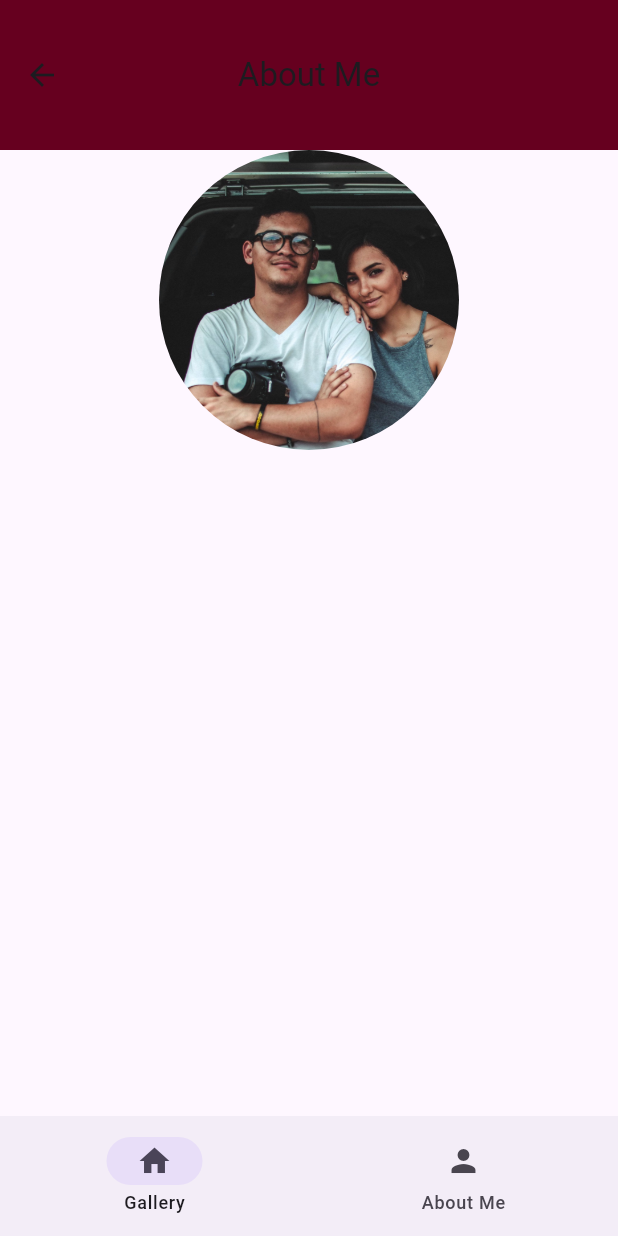
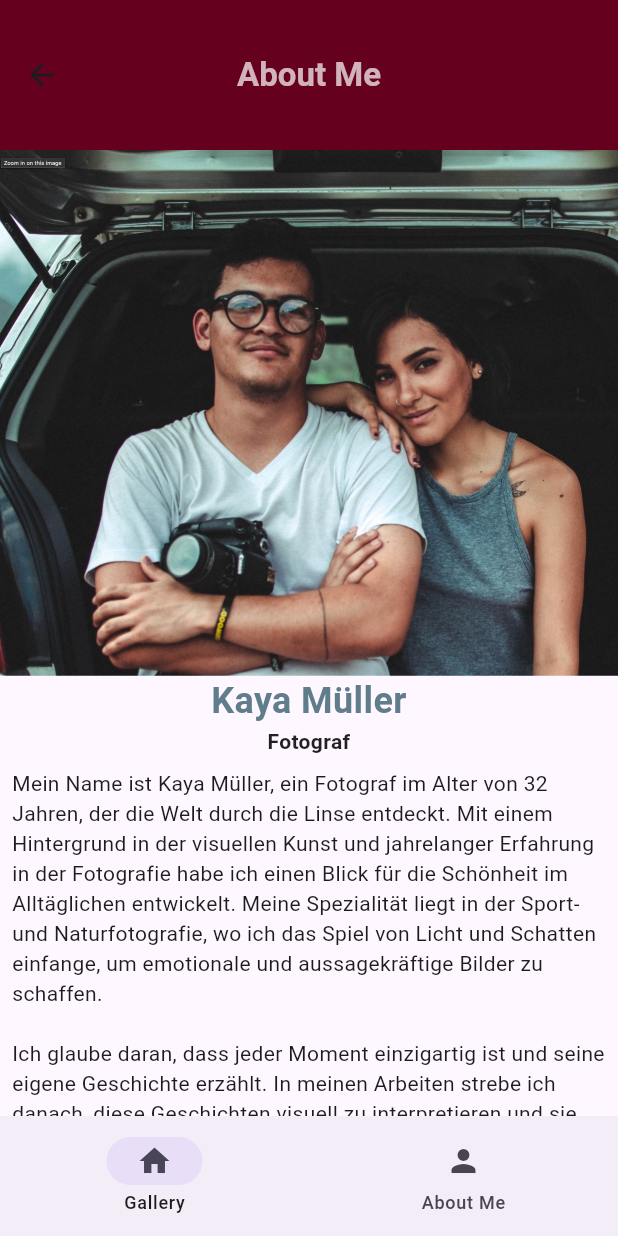
Before and after one commit to fabianStro/GitHubFolder, a Flutter app: the AboutMe screen opened by its route, on a phone screen of 412 x 824 dp. Run offline on Flutter 3.47's test engine with Material 3 defaults, Android fonts, the phone set to English and light mode, and no system bars.

Commit message:
Daily Push

```diff
--- a/Flutter/flutter_application_test/lib/aboutMe.dart
+++ b/Flutter/flutter_application_test/lib/aboutMe.dart
@@ -16,7 +16,10 @@
       child: Scaffold(
         appBar: AppBar(
           toolbarHeight: 100.0,
-          title: Text('About Me'),
+          title: Text(
+            'About Me',
+            style: TextStyle(color: Colors.white70, fontWeight: FontWeight.bold),
+          ),
           centerTitle: true,
           backgroundColor: Color.fromARGB(255, 102, 0, 31),
         ),
@@ -37,20 +40,31 @@
             NavigationDestination(icon: Icon(Icons.person), label: 'About Me'),
           ],
         ), // NavigationBar
-        body: Align(
-          alignment: Alignment.topCenter,
-          child: Container(
-            child: //Padding(
-                //padding: EdgeInsets.only(left: 100.0, top: 30.0),
-                //child: CircleAvatar(radius: 100, backgroundImage: AssetImage('assets/images/kaya.jpeg')),
-                ClipOval(
-                  child: SizedBox.fromSize(
-                    size: Size.fromRadius(100),
-                    child: Image(image: AssetImage('assets/images/kaya.jpeg'), fit: BoxFit.cover),
-                  ),
-                ),
-            /*    Text('Mein Name ist Kaya Müller, ein Fotograf im Alter von 32 Jahren, der die Welt durch die Linse entdeckt. Mit einem Hintergrund in der visuellen Kunst und jahrelanger Erfahrung in der Fotografie habe ich einen Blick für die Schönheit im Alltäglichen entwickelt. Meine Spezialität liegt in der Sport- und Naturfotografie, wo ich das Spiel von Licht und Schatten einfange, um emotionale und aussagekräftige Bilder zu schaffen.\n\nIch glaube daran, dass jeder Moment einzigartig ist und seine eigene Geschichte erzählt. In meinen Arbeiten strebe ich danach, diese Geschichten visuell zu interpretieren und sie durch kreative Kompositionen und Nuancen zum Leben zu erwecken. Meine fotografische Reise hat mich durch verschiedene Länder geführt, wo ich die Vielfalt der Kulturen und Landschaften festhalte, immer auf der Suche nach neuen Perspektiven und Herausforderungen.\n\nMein Anspruch ist es, mit meinen Bildern nicht nur zu dokumentieren, sondern auch zu inspirieren und zu berühren. Jeder Auftrag und jedes Projekt ist für mich eine Möglichkeit, meine Leidenschaft und mein Können zu zeigen und eine Verbindung zwischen dem Betrachter und dem Bild herzustellen.') */
-          ),
+        body: ListView(
+          children: [
+            ClipRRect(
+              borderRadius: BorderRadius.circular(0),
+              child: Image(image: AssetImage('assets/images/kaya.jpeg'), width: 50, fit: BoxFit.cover),
+            ),
+            Text(
+              'Kaya Müller',
+              style: TextStyle(fontSize: 24, fontWeight: FontWeight.bold, color: Colors.blueGrey),
+              textAlign: TextAlign.center,
+            ),
+            Text(
+              'Fotograf',
+              style: TextStyle(fontSize: 14, fontWeight: FontWeight.bold, color: Colors.black87),
+              textAlign: TextAlign.center,
+            ),
+            Padding(
+              padding: const EdgeInsets.all(8.0),
+              child: Text(
+                'Mein Name ist Kaya Müller, ein Fotograf im Alter von 32 Jahren, der die Welt durch die Linse entdeckt. Mit einem Hintergrund in der visuellen Kunst und jahrelanger Erfahrung in der Fotografie habe ich einen Blick für die Schönheit im Alltäglichen entwickelt. Meine Spezialität liegt in der Sport- und Naturfotografie, wo ich das Spiel von Licht und Schatten einfange, um emotionale und aussagekräftige Bilder zu schaffen.\n\nIch glaube daran, dass jeder Moment einzigartig ist und seine eigene Geschichte erzählt. In meinen Arbeiten strebe ich danach, diese Geschichten visuell zu interpretieren und sie durch kreative Kompositionen und Nuancen zum Leben zu erwecken. Meine fotografische Reise hat mich durch verschiedene Länder geführt, wo ich die Vielfalt der Kulturen und Landschaften festhalte, immer auf der Suche nach neuen Perspektiven und Herausforderungen.\n\nMein Anspruch ist es, mit meinen Bildern nicht nur zu dokumentieren, sondern auch zu inspirieren und zu berühren. Jeder Auftrag und jedes Projekt ist für mich eine Möglichkeit, meine Leidenschaft und mein Können zu zeigen und eine Verbindung zwischen dem Betrachter und dem Bild herzustellen.',
+                style: TextStyle(fontSize: 14),
+                textAlign: TextAlign.left,
+              ),
+            ),
+          ],
         ),
       ),
     );
--- a/Flutter/flutter_application_test/lib/detail.dart
+++ b/Flutter/flutter_application_test/lib/detail.dart
@@ -8,8 +8,10 @@
       child: Scaffold(
         appBar: AppBar(
           toolbarHeight: 100.0,
-
-          title: Text('Details'),
+          title: Text(
+            'Details',
+            style: TextStyle(color: Colors.white70, fontWeight: FontWeight.bold),
+          ),
           centerTitle: true,
           backgroundColor: Color.fromARGB(255, 102, 0, 31),
         ),
--- a/Flutter/flutter_application_test/lib/gallery.dart
+++ b/Flutter/flutter_application_test/lib/gallery.dart
@@ -12,10 +12,14 @@
 
   @override
   Widget build(BuildContext context) {
-    return Scaffold(
+    return SafeArea(
+      child: Scaffold(
         appBar: AppBar(
           toolbarHeight: 100.0,
-        title: Text('Gallery'),
+          title: Text(
+            'Gallery',
+            style: TextStyle(color: Colors.white70, fontWeight: FontWeight.bold),
+          ),
           centerTitle: true,
           backgroundColor: Color.fromARGB(255, 102, 0, 31),
         ),
@@ -122,6 +126,7 @@
             ),
           ],
         ),
+      ),
     );
   }
 }
```
Lines whose indentation alone changed are shown as unchanged.
